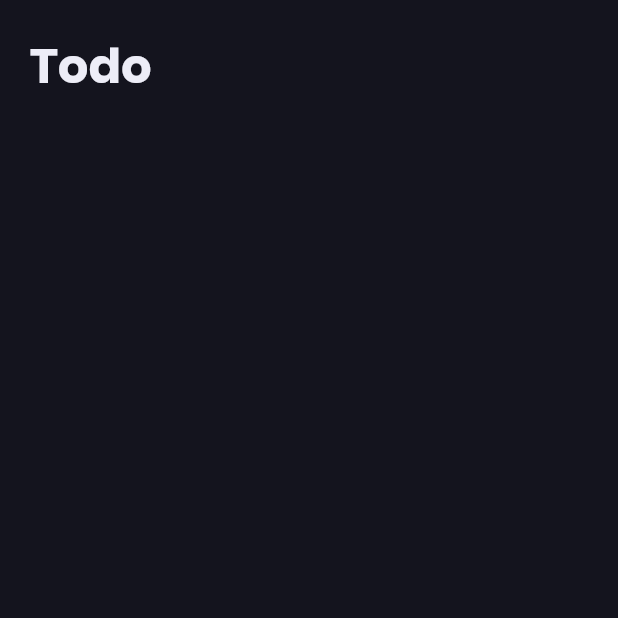
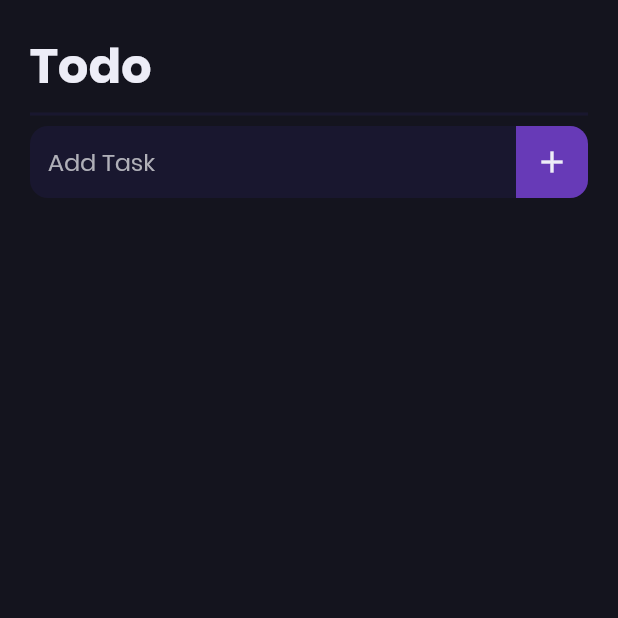
Before and after one commit to imjonasr/todo, a Flutter app: the screen it shows after launch, on a phone screen of 412 x 824 dp, the top half of it. Run offline on Flutter 3.47's test engine with Material 2 defaults, Android fonts, the phone set to English and light mode, and no system bars.

Commit message:
Created CustomTextField Widget

```diff
--- a/lib/screens/todo_list.dart
+++ b/lib/screens/todo_list.dart
@@ -1,6 +1,10 @@
 import 'package:flutter/material.dart';
+import 'package:todo/widgets/CustomTextField.dart';
 
 class TodoList extends StatelessWidget {
+
+  final TextEditingController controller = TextEditingController();
+
   @override
   Widget build(BuildContext context) {
     return Scaffold(
@@ -10,7 +14,28 @@ class TodoList extends StatelessWidget {
         child: SafeArea(
           child: Column(
             children: <Widget>[
-              Text("Todo", style: TextStyle(fontSize: 32, fontWeight: FontWeight.bold, fontFamily: 'Poppins', color: Color(0xffededf7)),)
+              Align(
+                alignment: Alignment.centerLeft,
+                child: Text(
+                  "Todo",
+                  style: TextStyle(
+                    fontSize: 32,
+                    fontWeight: FontWeight.bold,
+                    fontFamily: 'Poppins',
+                    color: Color(0xffededf7),
+                  ),
+                ),
+              ),
+              Divider(
+                color: Color(0xff19172f),
+                thickness: 2,
+              ),
+              CustomTextField(
+                controller: controller,
+                hint: "Add Task",
+                suffixBackgroundColor: Colors.deepPurple,
+                onChanged: (String text) {},
+              ),
             ],
           ),
         ),
--- /dev/null
+++ b/lib/widgets/CustomTextField.dart
@@ -0,0 +1,56 @@
+import 'package:flutter/material.dart';
+
+class CustomTextField extends StatelessWidget {
+
+  final TextEditingController controller;
+  final String hint;
+  final Function(String) onChanged;
+  final Color suffixBackgroundColor;
+
+  const CustomTextField({Key key, this.controller, this.hint, this.onChanged, this.suffixBackgroundColor}) : super(key: key);
+
+  @override
+  Widget build(BuildContext context) {
+    return Container(
+      padding: EdgeInsets.only(left: 12),
+      decoration: BoxDecoration(
+        shape: BoxShape.rectangle,
+        color: Color(0xff19172f),
+        borderRadius: BorderRadius.circular(12),
+      ),
+      child: TextField(
+        onChanged: onChanged,
+        keyboardType: TextInputType.text,
+        controller: controller,
+        style: TextStyle(
+          fontSize: 16,
+          fontFamily: 'Poppins',
+          color: Color(0xffededf7),
+        ),
+        decoration: InputDecoration(
+          hintText: hint,
+          hintStyle: TextStyle(
+            fontSize: 16,
+            fontFamily: 'Poppins',
+            color: Color(0xffb0b0b8),
+          ),
+          border: InputBorder.none,
+          suffixIcon: Container(
+            decoration: BoxDecoration(
+              shape: BoxShape.rectangle,
+              color: suffixBackgroundColor,
+              borderRadius: BorderRadius.only(
+                bottomRight: Radius.circular(12),
+                topRight: Radius.circular(12),
+              ),
+            ),
+            child: Icon(
+              Icons.add,
+              color: Color(0xffededf7),
+            ),
+          ),
+        ),
+      ),
+    );
+  }
+}
```
